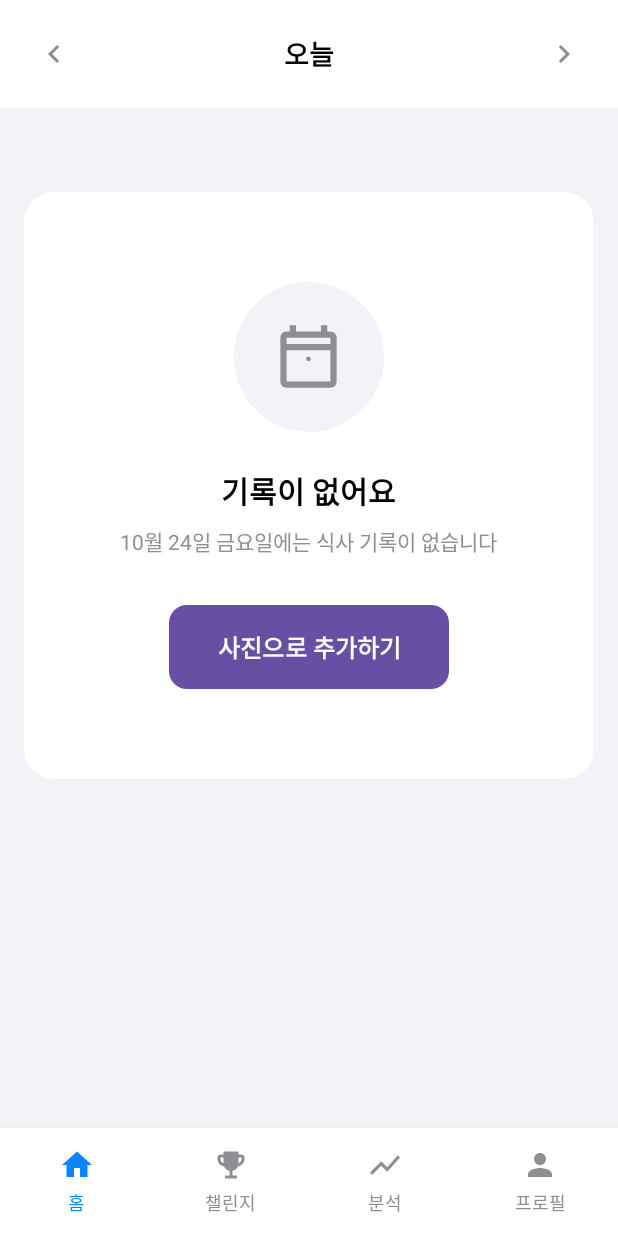
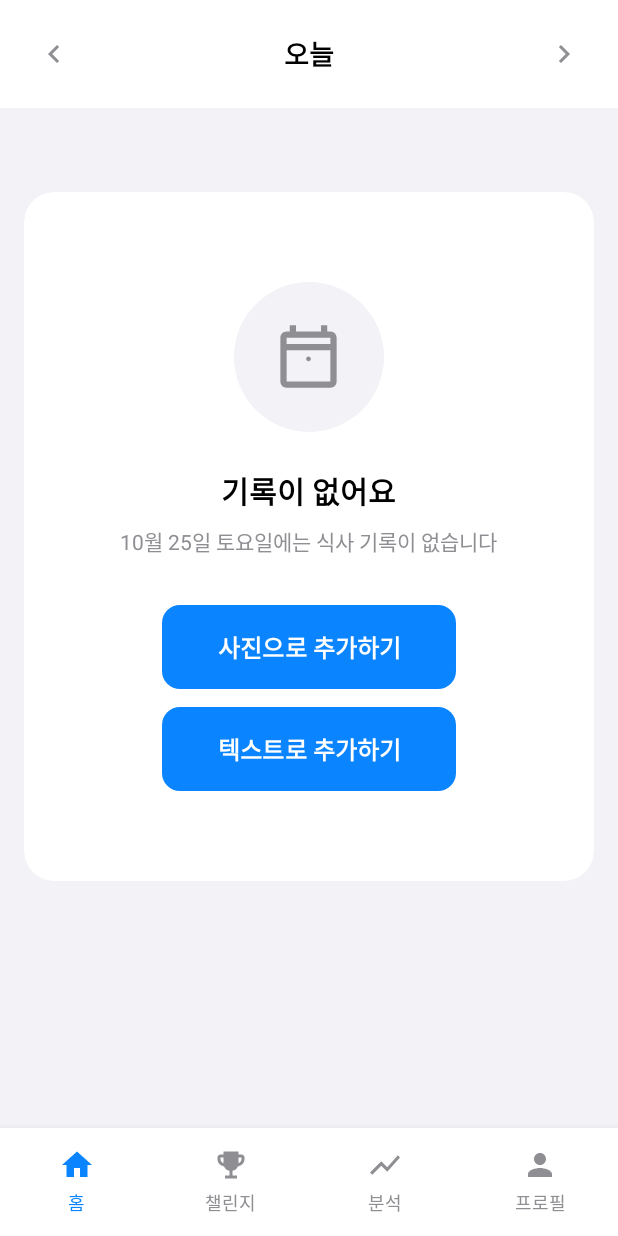
Before and after one commit to lukehemmin/AI_DIET_APP, an Android app: the screen it shows after launch (MainActivity), on a phone screen of 412 x 824 dp. Run offline under Robolectric (Android 15) with nearby library versions, the phone set to English and light mode, and no system bars.

Commit message:
feat: 텍스트 식사 기록 기능 추가 및 UI 개선
- 텍스트로 식사 기록 추가 버튼 구현 (사진 추가와 함께 이원화)
- 빈 상태 UI 재구성으로 버튼 배치 및 사용성 개선
- 한국어 날짜 포맷팅 기능 추가로 현지화 강화
- 라이트/다크 테마에 기본 색상 설정 적용
- VSCode 설정 및 gradlew 권한 수정으로 개발 환경 개선

Resolves #텍스트_기록_기능_추가

```diff
--- a/app/src/main/java/com/lukehemmin/ai_diet_app/MainActivity.java
+++ b/app/src/main/java/com/lukehemmin/ai_diet_app/MainActivity.java
@@ -15,13 +15,17 @@ import androidx.core.graphics.Insets;
 import androidx.core.view.ViewCompat;
 import androidx.core.view.WindowInsetsCompat;
 
+import java.text.SimpleDateFormat;
+import java.util.Calendar;
+import java.util.Locale;
+
 public class MainActivity extends AppCompatActivity {
 
     // UI 요소
-    private TextView tvDate;
+    private TextView tvDate, tvEmptyMessage;
     private CardView emptyStateLayout;
     private LinearLayout dataStateLayout;
-    private Button btnAddPhotoEmpty, btnAddPhoto;
+    private Button btnAddPhotoEmpty, btnAddTextEmpty, btnAddPhoto;
 
     // 데이터 상태 (테스트용)
     private boolean hasData = false; // 기본값: 빈 상태
@@ -47,9 +51,11 @@ public class MainActivity extends AppCompatActivity {
     private void initViews() {
         // 뷰 초기화
         tvDate = findViewById(R.id.tvDate);
+        tvEmptyMessage = findViewById(R.id.tvEmptyMessage);
         emptyStateLayout = findViewById(R.id.emptyStateLayout);
         dataStateLayout = findViewById(R.id.dataStateLayout);
         btnAddPhotoEmpty = findViewById(R.id.btnAddPhotoEmpty);
+        btnAddTextEmpty = findViewById(R.id.btnAddTextEmpty);
         btnAddPhoto = findViewById(R.id.btnAddPhoto);
     }
 
@@ -69,6 +75,14 @@ public class MainActivity extends AppCompatActivity {
         // 사진 추가 버튼 (빈 상태)
         btnAddPhotoEmpty.setOnClickListener(v -> {
             Toast.makeText(this, "사진 추가", Toast.LENGTH_SHORT).show();
+            // 테스트: 데이터 상태로 전환
+            hasData = true;
+            updateUI();
+        });
+
+        // 텍스트 추가 버튼 (빈 상태)
+        btnAddTextEmpty.setOnClickListener(v -> {
+            Toast.makeText(this, "텍스트로 추가하기", Toast.LENGTH_SHORT).show();
             // 테스트: 데이터 상태로 전환
             hasData = true;
             updateUI();
@@ -126,6 +140,17 @@ public class MainActivity extends AppCompatActivity {
             emptyStateLayout.setVisibility(View.VISIBLE);
             dataStateLayout.setVisibility(View.GONE);
             tvDate.setText("오늘");
+
+            // 빈 상태 메시지에 오늘 날짜 표시
+            String formattedDate = getCurrentDateString();
+            String message = getString(R.string.no_record_message, formattedDate);
+            tvEmptyMessage.setText(message);
         }
     }
+
+    private String getCurrentDateString() {
+        Calendar calendar = Calendar.getInstance();
+        SimpleDateFormat dateFormat = new SimpleDateFormat("M월 d일 EEEE", Locale.KOREAN);
+        return dateFormat.format(calendar.getTime());
+    }
 }
--- a/app/src/main/res/layout/activity_main.xml
+++ b/app/src/main/res/layout/activity_main.xml
@@ -107,17 +107,24 @@
                         android:layout_width="wrap_content"
                         android:layout_height="wrap_content"
                         android:layout_marginTop="8dp"
-                        android:text="10월 24일 금요일에는 식사 기록이 없습니다"
                         android:textSize="14sp"
-                        android:textColor="@color/text_secondary" />
+                        android:textColor="@color/text_secondary"
+                        tools:text="10월 24일 금요일에는 식사 기록이 없습니다" />
+
+                    <!-- 버튼 영역 -->
+                    <LinearLayout
+                        android:layout_width="match_parent"
+                        android:layout_height="wrap_content"
+                        android:layout_marginTop="32dp"
+                        android:orientation="vertical"
+                        android:gravity="center"
+                        android:paddingHorizontal="32dp">
 
                         <!-- 사진 추가 버튼 -->
                         <Button
                             android:id="@+id/btnAddPhotoEmpty"
-                        android:layout_width="wrap_content"
+                            android:layout_width="match_parent"
                             android:layout_height="56dp"
-                        android:layout_marginTop="32dp"
-                        android:paddingHorizontal="32dp"
                             android:text="@string/add_photo"
                             android:textSize="16sp"
                             android:textStyle="bold"
@@ -125,7 +132,23 @@
                             android:background="@drawable/bg_button_blue"
                             android:drawableStart="@drawable/ic_camera"
                             android:drawablePadding="8dp"
-                        android:elevation="0dp" />
+                            android:gravity="center" />
+
+                        <!-- 텍스트 추가 버튼 -->
+                        <Button
+                            android:id="@+id/btnAddTextEmpty"
+                            android:layout_width="match_parent"
+                            android:layout_height="56dp"
+                            android:layout_marginTop="12dp"
+                            android:text="@string/add_text"
+                            android:textSize="16sp"
+                            android:textStyle="bold"
+                            android:textColor="@color/white"
+                            android:background="@drawable/bg_button_green"
+                            android:drawableStart="@drawable/ic_edit"
+                            android:drawablePadding="8dp"
+                            android:gravity="center" />
+                    </LinearLayout>
                 </LinearLayout>
             </androidx.cardview.widget.CardView>
 
--- a/app/src/main/res/values-night/themes.xml
+++ b/app/src/main/res/values-night/themes.xml
@@ -2,6 +2,6 @@
     <!-- Base application theme. -->
     <style name="Base.Theme.AI_DIET_APP" parent="Theme.Material3.DayNight.NoActionBar">
         <!-- Customize your dark theme here. -->
-        <!-- <item name="colorPrimary">@color/my_dark_primary</item> -->
+        <item name="colorPrimary">@color/primary_blue</item>
     </style>
 </resources>
--- a/app/src/main/res/values/strings.xml
+++ b/app/src/main/res/values/strings.xml
@@ -6,6 +6,7 @@
     <string name="no_record_title">기록이 없어요</string>
     <string name="no_record_message">%s에는 식사 기록이 없습니다</string>
     <string name="add_photo">사진으로 추가하기</string>
+    <string name="add_text">텍스트로 추가하기</string>
 
     <!-- Nutrition Info -->
     <string name="total_intake">총 섭취</string>
--- a/app/src/main/res/values/themes.xml
+++ b/app/src/main/res/values/themes.xml
@@ -2,7 +2,7 @@
     <!-- Base application theme. -->
     <style name="Base.Theme.AI_DIET_APP" parent="Theme.Material3.DayNight.NoActionBar">
         <!-- Customize your light theme here. -->
-        <!-- <item name="colorPrimary">@color/my_light_primary</item> -->
+        <item name="colorPrimary">@color/primary_blue</item>
     </style>
 
     <style name="Theme.AI_DIET_APP" parent="Base.Theme.AI_DIET_APP" />
```
Lines whose indentation alone changed are shown as unchanged.
